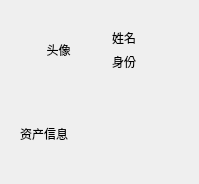
Before: the Qt Designer form res/UI/LoginIn.ui in OneLight-Develop-Team/Zeus, drawn with Qt 5.
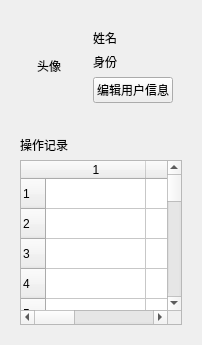
After: the same form once the commit is applied.

Commit message: 资产入库

What changed in the file:
```diff
--- a/res/UI/LoginIn.ui
+++ b/res/UI/LoginIn.ui
@@ -6,8 +6,8 @@
    <rect>
     <x>0</x>
     <y>0</y>
-    <width>199</width>
-    <height>184</height>
+    <width>202</width>
+    <height>345</height>
    </rect>
   </property>
   <property name="windowTitle">
@@ -44,6 +44,13 @@
            </property>
           </widget>
          </item>
+         <item row="2" column="0">
+          <widget class="QPushButton" name="btn_editUser">
+           <property name="text">
+            <string>编辑用户信息</string>
+           </property>
+          </widget>
+         </item>
         </layout>
        </widget>
       </item>
@@ -52,14 +59,139 @@
    </item>
    <item>
     <widget class="QWidget" name="widget_3" native="true">
+     <property name="minimumSize">
+      <size>
+       <width>0</width>
+       <height>50</height>
+      </size>
+     </property>
      <layout class="QGridLayout" name="gridLayout_2">
       <item row="0" column="0">
        <widget class="QLabel" name="label_4">
         <property name="text">
-         <string>资产信息</string>
+         <string>操作记录</string>
         </property>
        </widget>
       </item>
+      <item row="1" column="0">
+       <widget class="QTableWidget" name="tableWidget_operationNode">
+        <property name="minimumSize">
+         <size>
+          <width>0</width>
+          <height>50</height>
+         </size>
+        </property>
+        <property name="rowCount">
+         <number>100</number>
+        </property>
+        <property name="columnCount">
+         <number>3</number>
+        </property>
+        <row/>
+        <row/>
+        <row/>
+        <row/>
+        <row/>
+        <row/>
+        <row/>
+        <row/>
+        <row/>
+        <row/>
+        <row/>
+        <row/>
+        <row/>
+        <row/>
+        <row/>
+        <row/>
+        <row/>
+        <row/>
+        <row/>
+        <row/>
+        <row/>
+        <row/>
+        <row/>
+        <row/>
+        <row/>
+        <row/>
+        <row/>
+        <row/>
+        <row/>
+        <row/>
+        <row/>
+        <row/>
+        <row/>
+        <row/>
+        <row/>
+        <row/>
+        <row/>
+        <row/>
+        <row/>
+        <row/>
+        <row/>
+        <row/>
+        <row/>
+        <row/>
+        <row/>
+        <row/>
+        <row/>
+        <row/>
+        <row/>
+        <row/>
+        <row/>
+        <row/>
+        <row/>
+        <row/>
+        <row/>
+        <row/>
+        <row/>
+        <row/>
+        <row/>
+        <row/>
+        <row/>
+        <row/>
+        <row/>
+        <row/>
+        <row/>
+        <row/>
+        <row/>
+        <row/>
+        <row/>
+        <row/>
+        <row/>
+        <row/>
+        <row/>
+        <row/>
+        <row/>
+        <row/>
+        <row/>
+        <row/>
+        <row/>
+        <row/>
+        <row/>
+        <row/>
+        <row/>
+        <row/>
+        <row/>
+        <row/>
+        <row/>
+        <row/>
+        <row/>
+        <row/>
+        <row/>
+        <row/>
+        <row/>
+        <row/>
+        <row/>
+        <row/>
+        <row/>
+        <row/>
+        <row/>
+        <row/>
+        <column/>
+        <column/>
+        <column/>
+       </widget>
+      </item>
      </layout>
     </widget>
    </item>
```
Left out of the diff: 2 changed lines with no effect on the pictures. The commit also changes 268 other files.
